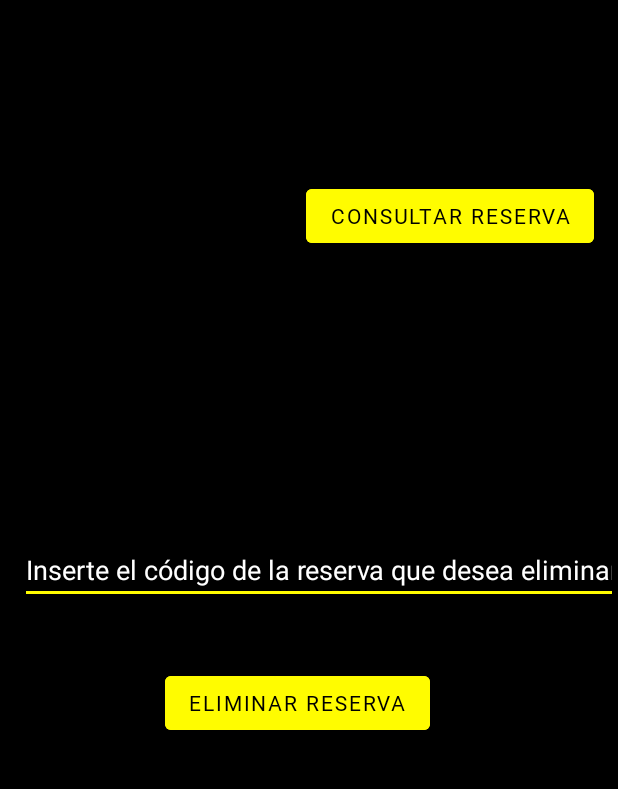
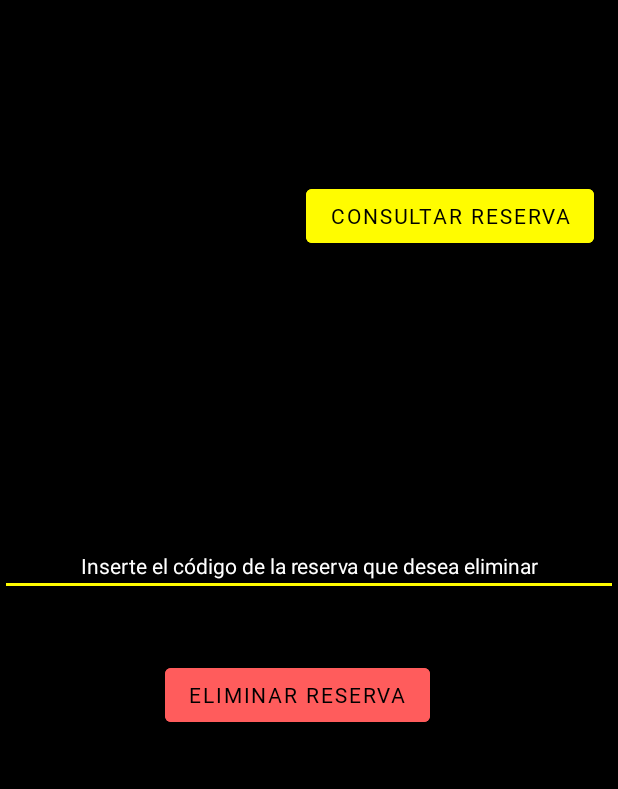
Before and after one commit to dieruiper/Alquiler-App, an Android app: the Activity_Ver_Reservas screen opened directly, with no data from a screen before it, after a tap on "ELIMINAR RESERVA", on a phone screen of 412 x 824 dp, the part 84-873 px from its top. Run offline under Robolectric (Android 15) with nearby library versions, the phone set to English and light mode, and no system bars.

Commit message:
Ver reservas

```diff
--- a/app/src/main/java/com/example/mapaestaciones/Activity_Ver_Reservas.java
+++ b/app/src/main/java/com/example/mapaestaciones/Activity_Ver_Reservas.java
@@ -5,6 +5,7 @@ import androidx.recyclerview.widget.LinearLayoutManager;
 import androidx.recyclerview.widget.RecyclerView;
 
 import android.content.Context;
+import android.content.Intent;
 import android.content.SharedPreferences;
 import android.database.Cursor;
 import android.database.sqlite.SQLiteDatabase;
@@ -56,6 +57,7 @@ public class Activity_Ver_Reservas extends AppCompatActivity {
 
         String dni = r_dni.getText().toString();
         ArrayList<String> lista = new ArrayList<>();
+        lista.clear();
 
         if (!dni.isEmpty()) {
             Cursor fila = BaseDeDatos.rawQuery
@@ -95,6 +97,10 @@ public class Activity_Ver_Reservas extends AppCompatActivity {
             Toast.makeText(this, "No hay ninguna reserva", Toast.LENGTH_SHORT).show();
         }
 
+        Intent i = new Intent(this, Activity_Ver_Reservas.class);
+        startActivity(i);
+        finish();
+
     }
 
 }
--- a/app/src/main/res/layout/activity__ver__reservas.xml
+++ b/app/src/main/res/layout/activity__ver__reservas.xml
@@ -94,7 +94,7 @@
         android:layout_alignParentStart="true"
         android:layout_marginStart="110dp"
         android:layout_marginTop="42dp"
-        android:backgroundTint="@color/yellow"
+        android:backgroundTint="@color/rojo"
         android:fontFamily="@font/neutrons"
         android:onClick="EliminarReserva"
         android:text="@string/btn_eliminar_res"
@@ -106,12 +106,13 @@
         android:layout_height="wrap_content"
         android:layout_below="@+id/lv1"
         android:layout_alignParentStart="true"
-        android:layout_marginStart="13dp"
+        android:gravity="center_horizontal"
         android:layout_marginTop="22dp"
         android:ems="10"
         android:hint="@string/et_inserte_codigo"
         android:inputType="textPersonName"
         android:textColor="@color/white"
-        android:textColorHint="@color/white" />
+        android:textColorHint="@color/white"
+        android:textSize="14sp" />
 
 </RelativeLayout>
```
